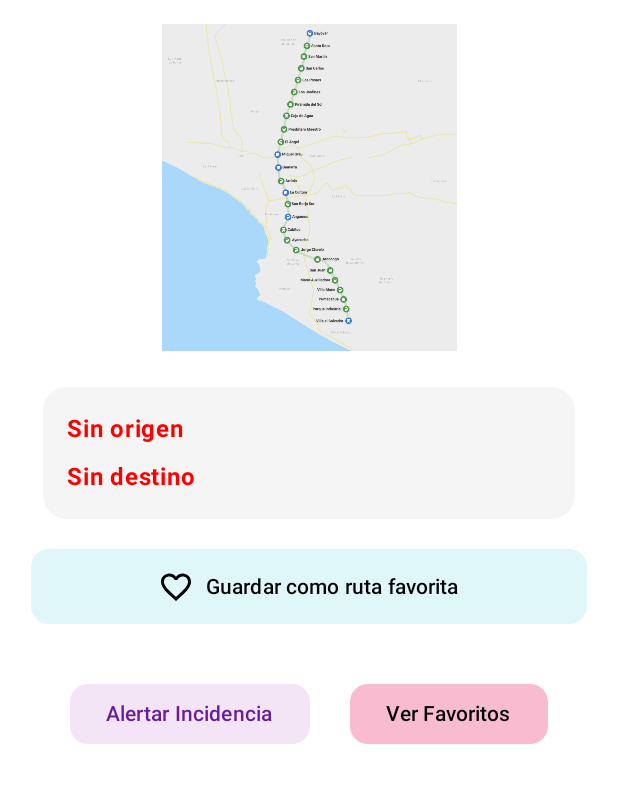
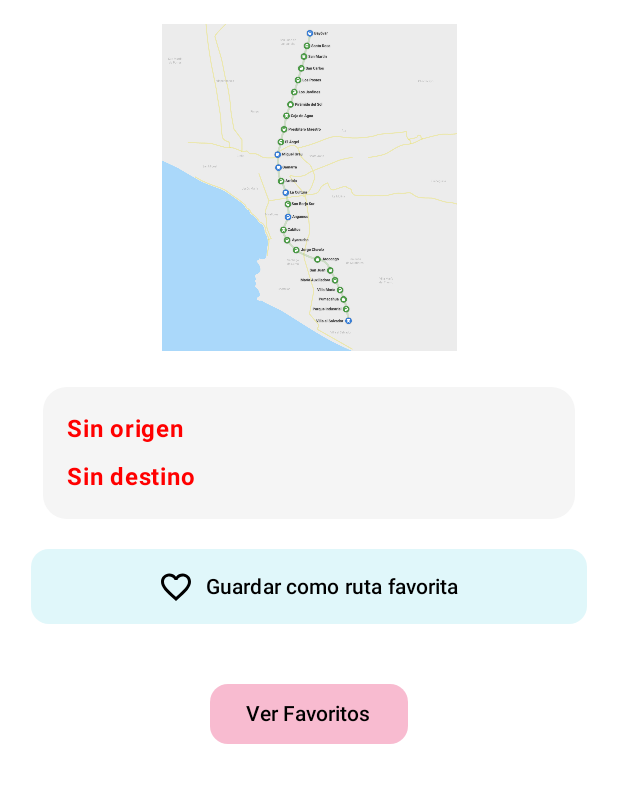
Before and after one commit to lynmad05/Rutas_Lima-Kotlin, an Android app built with Jetpack Compose: the IniciarRutaScreen screen opened through its navigation route, on a phone screen of 412 x 824 dp, the part 96-899 px from its top. Run offline under Robolectric (Android 15) with nearby library versions, the phone set to English and light mode, and no system bars; our stand-ins replace Room's generated code.

Commit message:
Interface mejorada de rutas, iniciar rutas y favoritos

```diff
--- a/app/build.gradle.kts
+++ b/app/build.gradle.kts
@@ -53,6 +53,7 @@ dependencies {
     implementation(libs.androidx.ui.graphics)
     implementation(libs.androidx.ui.tooling.preview)
     implementation("androidx.compose.material3:material3:1.4.0")
+    implementation("androidx.compose.material:material-icons-extended:1.4.0")
 
     // Room
     implementation(libs.androidx.room.runtime)
--- a/app/src/main/java/com/tecsup/metrolima/navigation/NavGraph.kt
+++ b/app/src/main/java/com/tecsup/metrolima/navigation/NavGraph.kt
@@ -40,6 +40,8 @@ fun NavGraph(
     onLanguageChange: (String) -> Unit
 ) {
     val context = LocalContext.current
+    // Crear una única instancia del ViewModel aquí
+    val rutaViewModel: RutaViewModel = viewModel(factory = RutaViewModel.provideFactory(context))
 
     NavHost(
         navController = navController,
@@ -81,17 +83,13 @@ fun NavGraph(
         }
 
         composable("iniciarRuta") {
-            val context = LocalContext.current
-            val viewModel: RutaViewModel = viewModel(
-                factory = RutaViewModel.provideFactory(context)
-            )
-            IniciarRutaScreen(navController = navController, viewModel = viewModel)
+            IniciarRutaScreen(navController = navController, viewModel = rutaViewModel)
         }
 
+        composable("rutas") {
+            RutaScreen(navController = navController, viewModel = rutaViewModel)  // Pasa el mismo ViewModel aquí
+        }
 
-        composable("rutas") {
-            RutaScreen(navController = navController)
-        }
 
 
         composable("mapa") {
--- a/app/src/main/java/com/tecsup/metrolima/presentacion/screens/IniciarRutaScreen.kt
+++ b/app/src/main/java/com/tecsup/metrolima/presentacion/screens/IniciarRutaScreen.kt
@@ -171,16 +171,7 @@ fun IniciarRutaScreen(navController: NavHostController, viewModel: RutaViewModel
                 horizontalArrangement = Arrangement.SpaceEvenly,
                 modifier = Modifier.fillMaxWidth(0.9f)
             ) {
-                Button(
-                    onClick = { /* función para alertar incidencia */ },
-                    colors = ButtonDefaults.buttonColors(
-                        containerColor = Color(0xFFF3E5F5),
-                        contentColor = Color(0xFF6A1B9A)
-                    ),
-                    shape = RoundedCornerShape(12.dp)
-                ) {
-                    Text("Alertar Incidencia")
-                }
+
 
                 Button(
                     onClick = { navController.navigate("favoritos") },
```
Also changed, not shown: app/src/main/java/com/tecsup/metrolima/presentacion/screens/FavoritosScreen.kt (+77 -13 lines), app/src/main/java/com/tecsup/metrolima/presentacion/screens/RutaScreen.kt (+9 -11 lines), app/src/main/java/com/tecsup/metrolima/viewmodel/RutaViewModel.kt (+12 -6 lines).
